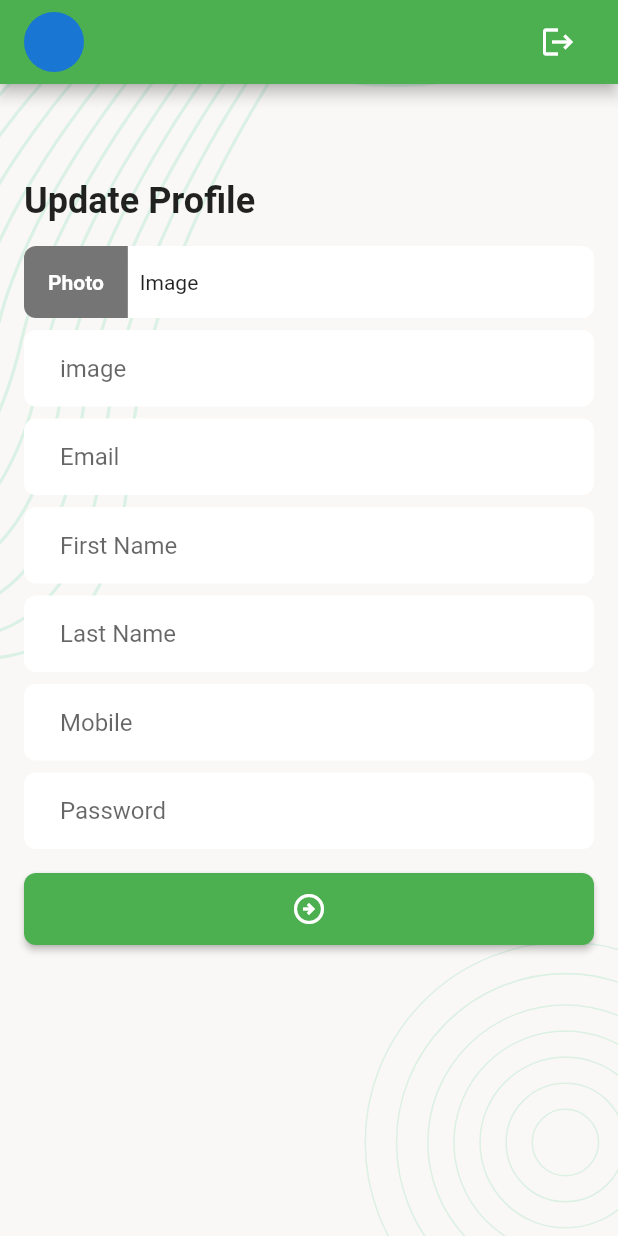
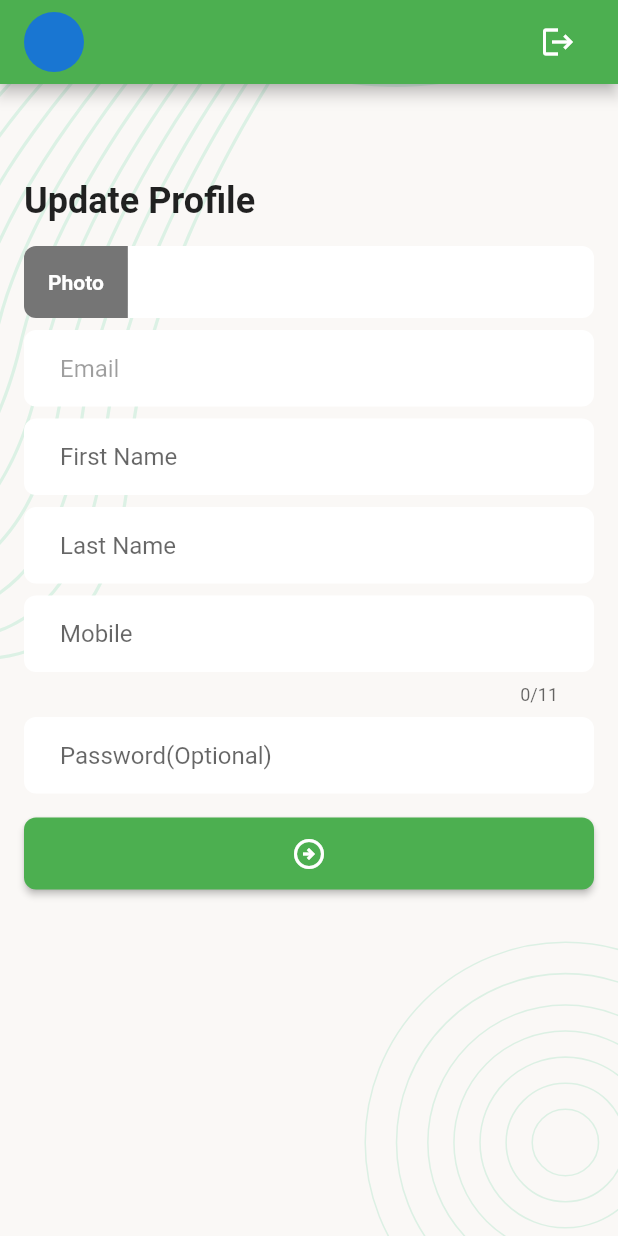
Before and after one commit to Taiyob/task-manager-apps, a Flutter app: the UpdateProfileScreen screen opened directly, on a phone screen of 412 x 824 dp. Run offline on Flutter 3.47's test engine with Material 2 defaults, Android fonts, the light colour scheme and no system bars; our stand-ins replace flutter_svg, image_picker, pin_code_fields, shared_preferences; accounts and stored records are empty.

```diff
--- a/lib/data/utilities/urls.dart
+++ b/lib/data/utilities/urls.dart
@@ -8,4 +8,5 @@ class Urls {
   static String completedTaskList = '$_baseUrl/listTaskByStatus/Completed';
   static String deleteTaskList(String id) => '$_baseUrl/deleteTask/$id';
   static String updateTaskList(String id,String status) => '$_baseUrl/updateTaskStatus/${id}/$status';
+  static String updateProfile = '$_baseUrl/profileUpdate';
 }
--- a/lib/presentation/screens/auth/sign_in_screen.dart
+++ b/lib/presentation/screens/auth/sign_in_screen.dart
@@ -23,6 +23,7 @@ class _SignInScreenState extends State<SignInScreen> {
   final TextEditingController _emailTEC = TextEditingController();
   final TextEditingController _passwordTEC = TextEditingController();
   bool _isLoginInprogress = false;
+
   @override
   Widget build(BuildContext context) {
     return Scaffold(
--- a/lib/presentation/screens/update_profile_screen.dart
+++ b/lib/presentation/screens/update_profile_screen.dart
@@ -1,6 +1,16 @@
+import 'dart:convert';
+import 'dart:io';
+
 import 'package:flutter/material.dart';
+import 'package:image_picker/image_picker.dart';
+import 'package:task_manager_application/data/models/user_data.dart';
+import 'package:task_manager_application/data/services/network_caller.dart';
+import 'package:task_manager_application/data/utilities/urls.dart';
+import 'package:task_manager_application/presentation/controllers/auth_controller.dart';
+import 'package:task_manager_application/presentation/screens/main_bottom_nav_screen.dart';
 import 'package:task_manager_application/presentation/widgets/background_widget.dart';
 import 'package:task_manager_application/presentation/widgets/profile_bar.dart';
+import 'package:task_manager_application/presentation/widgets/snack_bar_message_widget.dart';
 
 class UpdateProfileScreen extends StatefulWidget {
   const UpdateProfileScreen({super.key});
@@ -17,6 +27,19 @@ class _UpdateProfileScreenState extends State<UpdateProfileScreen> {
   final TextEditingController _mobileTEC = TextEditingController();
   final TextEditingController _passwordTEC = TextEditingController();
   final GlobalKey<FormState> _formKey = GlobalKey<FormState>();
+  XFile? _pickImage;
+  bool _updateProfileInprogress = false;
+
+  @override
+  void initState() {
+    // TODO: implement initState
+    super.initState();
+    _emailTEC.text = AuthController.userData?.email ?? '';
+    _firstNameTEC.text = AuthController.userData?.firstName ?? '';
+    _lastNameTEC.text = AuthController.userData?.lastName ?? '';
+    _mobileTEC.text = AuthController.userData?.mobile ?? '';
+  }
+
   @override
   Widget build(BuildContext context) {
     return Scaffold(
@@ -30,86 +53,112 @@ class _UpdateProfileScreenState extends State<UpdateProfileScreen> {
               child: Column(
                 crossAxisAlignment: CrossAxisAlignment.start,
                 children: [
-                  SizedBox(height: 48,),
-                  Text('Update Profile', style: Theme.of(context).textTheme.titleLarge?.copyWith(
-                      fontSize: 24
-                  ),),
-                  SizedBox(height: 16,),
-                  Container(
-                    decoration: BoxDecoration(
-                      color: Colors.white,
-                      borderRadius: BorderRadius.circular(8),
-                    ),
-                    child: Row(
-                      children: [
-                        Container(
-                          padding: EdgeInsets.symmetric(vertical: 16,horizontal: 16),
-                          decoration: BoxDecoration(
-                            color: Colors.black54,
-                            borderRadius: BorderRadius.only(
-                              topLeft: Radius.circular(8),
-                              bottomLeft: Radius.circular(8),
-                            ),
-                          ),
-                          child: Text('Photo',style: TextStyle(color: Colors.white, fontWeight: FontWeight.bold),),
-                        ),
-                        SizedBox(width: 8,),
-                        Text('Image'),
-                      ],
-                    ),
+                  const SizedBox(
+                    height: 48,
                   ),
-                  SizedBox(height: 8,),
+                  Text(
+                    'Update Profile',
+                    style: Theme.of(context)
+                        .textTheme
+                        .titleLarge
+                        ?.copyWith(fontSize: 24),
+                  ),
+                  const SizedBox(
+                    height: 16,
+                  ),
+                  imagePickerButton(),
+                  const SizedBox(
+                    height: 8,
+                  ),
                   TextFormField(
-                    controller: _imageTEC,
-                    keyboardType: TextInputType.text,
-                    decoration: InputDecoration(
-                      hintText: 'image',
-                    ),
-                  ),
-                  SizedBox(height: 8,),
-                  TextFormField(
+                    enabled: false,
                     controller: _emailTEC,
                     keyboardType: TextInputType.emailAddress,
-                    decoration: InputDecoration(
+                    decoration: const InputDecoration(
                       hintText: 'Email',
                     ),
+                    validator: (String? value) {
+                      if (value?.trim().isEmpty ?? true) {
+                        return 'Enter your email';
+                      }
+                      return null;
+                    },
                   ),
-                  SizedBox(height: 8,),
+                  const SizedBox(
+                    height: 8,
+                  ),
                   TextFormField(
                     controller: _firstNameTEC,
                     keyboardType: TextInputType.text,
-                    decoration: InputDecoration(
+                    decoration: const InputDecoration(
                       hintText: 'First Name',
                     ),
+                    validator: (String? value) {
+                      if (value?.trim().isEmpty ?? true) {
+                        return 'Enter your first name';
+                      }
+                      return null;
+                    },
                   ),
-                  SizedBox(height: 8,),
+                  const SizedBox(
+                    height: 8,
+                  ),
                   TextFormField(
                     controller: _lastNameTEC,
                     keyboardType: TextInputType.text,
-                    decoration: InputDecoration(
+                    decoration: const InputDecoration(
                       hintText: 'Last Name',
                     ),
+                    validator: (String? value) {
+                      if (value?.trim().isEmpty ?? true) {
+                        return 'Enter your last name';
+                      }
+                      return null;
+                    },
                   ),
-                  SizedBox(height: 8,),
+                  const SizedBox(
+                    height: 8,
+                  ),
                   TextFormField(
                     controller: _mobileTEC,
                     keyboardType: TextInputType.number,
-                    decoration: InputDecoration(
+                    decoration: const InputDecoration(
                       hintText: 'Mobile',
                     ),
+                    validator: (String? value) {
+                      if (value?.trim().isEmpty ?? true) {
+                        return 'Enter your mobile';
+                      }
+                      return null;
+                    },
+                    maxLength: 11,
                   ),
-                  SizedBox(height: 8,),
+                  const SizedBox(
+                    height: 8,
+                  ),
                   TextFormField(
                     controller: _passwordTEC,
                     keyboardType: TextInputType.text,
-                    decoration: InputDecoration(
-                      hintText: 'Password',
+                    decoration: const InputDecoration(
+                      hintText: 'Password(Optional)',
                     ),
                   ),
-                  SizedBox(height: 16,),
-                  SizedBox(width: double.infinity, child: ElevatedButton(onPressed: (){
-                    Navigator.pop(context);
-                  }, child: Icon(Icons.arrow_circle_right_outlined))),
+                  const SizedBox(
+                    height: 16,
+                  ),
+                  SizedBox(
+                      width: double.infinity,
+                      child: Visibility(
+                        visible: _updateProfileInprogress == false,
+                        replacement:
+                            const Center(child: CircularProgressIndicator()),
+                        child: ElevatedButton(
+                            onPressed: () {
+                              _updateProfile();
+                            },
+                            child:
+                                const Icon(Icons.arrow_circle_right_outlined)),
+                      )),
                 ],
               ),
             ),
@@ -117,6 +166,106 @@ class _UpdateProfileScreenState extends State<UpdateProfileScreen> {
         ),
       ),
     );
+  }
+
+  Widget imagePickerButton() {
+    return GestureDetector(
+      onTap: () {
+        pickImageFromGallary();
+      },
+      child: Container(
+        decoration: BoxDecoration(
+          color: Colors.white,
+          borderRadius: BorderRadius.circular(8),
+        ),
+        child: Row(
+          children: [
+            Container(
+              padding: const EdgeInsets.symmetric(vertical: 16, horizontal: 16),
+              decoration: const BoxDecoration(
+                color: Colors.black54,
+                borderRadius: BorderRadius.only(
+                  topLeft: Radius.circular(8),
+                  bottomLeft: Radius.circular(8),
+                ),
+              ),
+              child: const Text(
+                'Photo',
+                style:
+                    TextStyle(color: Colors.white, fontWeight: FontWeight.bold),
+              ),
+            ),
+            const SizedBox(
+              width: 8,
+            ),
+            Expanded(
+              child: Text(
+                _pickImage?.name ?? '',
+                maxLines: 1,
+                style: const TextStyle(
+                  overflow: TextOverflow.ellipsis,
+                ),
+              ),
+            ),
+          ],
+        ),
+      ),
+    );
+  }
+
+  Future<void> pickImageFromGallary() async {
+    ImagePicker _imagePicker = ImagePicker();
+    _pickImage = await _imagePicker.pickImage(source: ImageSource.gallery);
+    setState(() {});
+  }
+
+  Future<void> _updateProfile() async {
+    String? photo;
+    _updateProfileInprogress = true;
+    setState(() {});
+    Map<String, dynamic> inputParams = {
+      "email": _emailTEC.text,
+      "firstName": _firstNameTEC.text.trim(),
+      "lastName": _lastNameTEC.text.trim(),
+      "mobile": _mobileTEC.text.trim(),
+    };
+    if (_passwordTEC.text.isNotEmpty) {
+      inputParams['password'] = _passwordTEC.text;
+    }
+    if (_pickImage != null) {
+      List<int> bytes = File(_pickImage!.path).readAsBytesSync();
+      photo = base64Encode(bytes);
+      inputParams['photo'] = photo;
+    }
+    final response =
+        await NetworkCaller.postRequest(Urls.updateProfile, inputParams);
+    _updateProfileInprogress = false;
+    if (response.isSuccess) {
+      if (response.responseBody['status'] == 'success') {
+        UserData userData = UserData(
+          email: _emailTEC.text,
+          firstName: _firstNameTEC.text.trim(),
+          lastName: _lastNameTEC.text.trim(),
+          mobile: _mobileTEC.text.trim(),
+          photo: photo,
+        );
+        await AuthController.saveUserData(userData);
+      }
+      if (mounted) {
+        Navigator.pushAndRemoveUntil(
+            context,
+            MaterialPageRoute(
+              builder: (context) => const MainBottomNavScreen(),
+            ),
+            (route) => false);
+      }
+    } else {
+      if (!mounted) {
+        return;
+      }
+      setState(() {});
+      showSnackBarMessageWidget(context, 'Update profile failed! Try again');
+    }
   }
 
   @override
--- a/lib/presentation/widgets/profile_bar.dart
+++ b/lib/presentation/widgets/profile_bar.dart
@@ -1,3 +1,5 @@
+import 'dart:convert';
+
 import 'package:flutter/material.dart';
 import 'package:task_manager_application/app.dart';
 import 'package:task_manager_application/presentation/controllers/auth_controller.dart';
@@ -6,31 +8,58 @@ import 'package:task_manager_application/presentation/screens/update_profile_scr
 
 import '../utils/app_colors.dart';
 
-PreferredSizeWidget get profileBar{
+PreferredSizeWidget get profileBar {
   return AppBar(
     automaticallyImplyLeading: false,
     backgroundColor: AppColors.themeColor,
     title: GestureDetector(
-      onTap: (){
-        Navigator.push(TaskManager.navigatorKey.currentState!.context, MaterialPageRoute(builder: (context)=>UpdateProfileScreen(),),);
+      onTap: () {
+        Navigator.push(
+          TaskManager.navigatorKey.currentState!.context,
+          MaterialPageRoute(
+            builder: (context) => const UpdateProfileScreen(),
+          ),
+        );
       },
       child: Row(
         children: [
-          CircleAvatar(),
-          SizedBox(width: 12,),
+          CircleAvatar(
+            backgroundImage: MemoryImage(
+              base64Decode(AuthController.userData!.photo!),
+            ),
+          ),
+          const SizedBox(
+            width: 12,
+          ),
           Expanded(
             child: Column(
               crossAxisAlignment: CrossAxisAlignment.start,
               children: [
-                Text(AuthController.userData?.fullName ?? "", style: TextStyle(fontSize: 16, color: Colors.white),),
-                Text(AuthController.userData?.email ?? '', style: TextStyle(fontSize: 12, color: Colors.white, fontWeight: FontWeight.w400,),),
+                Text(
+                  AuthController.userData?.fullName ?? "",
+                  style: const TextStyle(fontSize: 16, color: Colors.white),
+                ),
+                Text(
+                  AuthController.userData?.email ?? '',
+                  style: const TextStyle(
+                    fontSize: 12,
+                    color: Colors.white,
+                    fontWeight: FontWeight.w400,
+                  ),
+                ),
               ],
             ),
           ),
-          IconButton(onPressed: ()async{
-            await AuthController.clearUserData();
-            Navigator.pushAndRemoveUntil(TaskManager.navigatorKey.currentState!.context, MaterialPageRoute(builder: (context)=>SignInScreen()), (route) => false);
-          }, icon: Icon(Icons.logout),),
+          IconButton(
+            onPressed: () async {
+              await AuthController.clearUserData();
+              Navigator.pushAndRemoveUntil(
+                  TaskManager.navigatorKey.currentState!.context,
+                  MaterialPageRoute(builder: (context) => const SignInScreen()),
+                  (route) => false);
+            },
+            icon: const Icon(Icons.logout),
+          ),
         ],
       ),
     ),
--- a/pubspec.yaml
+++ b/pubspec.yaml
@@ -16,6 +16,7 @@ dependencies:
   pin_code_fields: ^8.0.1
   http: ^1.1.0
   shared_preferences: ^2.2.2
+  image_picker: ^1.0.7
 
 
 dev_dependencies:
```
Also changed, not shown: lib/presentation/screens/new_task_screen.dart (+56 -26 lines), pubspec.lock, 5 other files.
